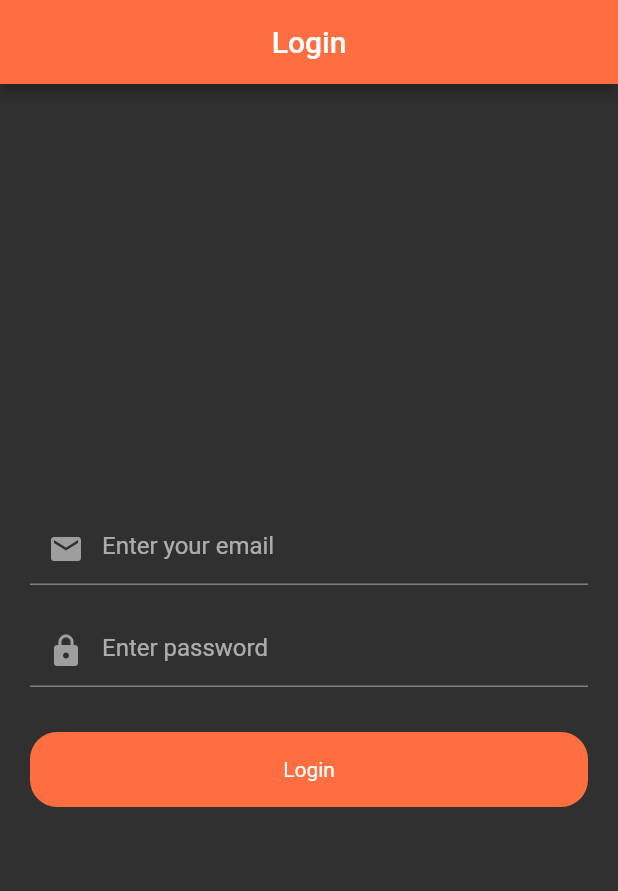
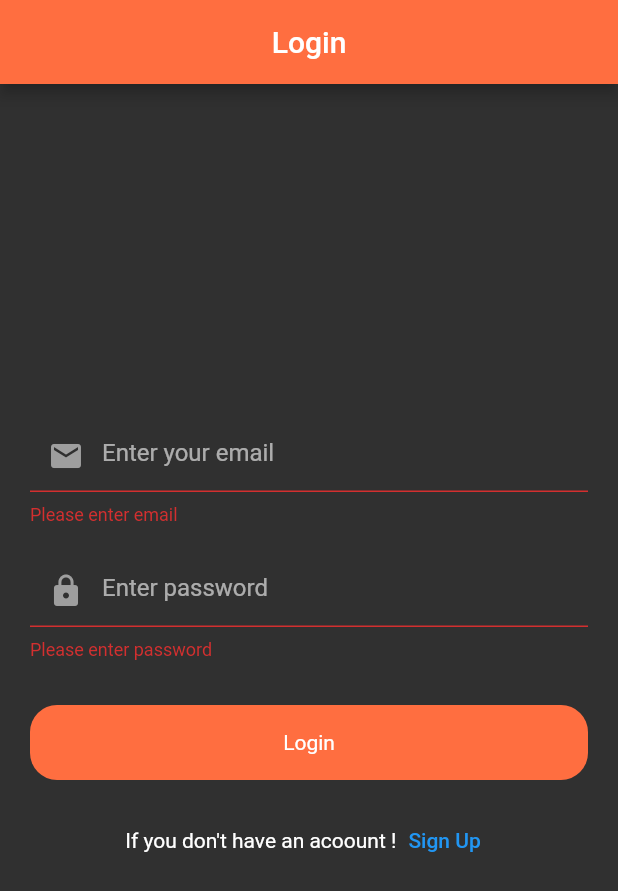
Before and after one commit to harsh23079/Todo_app, a Flutter app: the screen it shows after launch, after a tap on "Login", on a phone screen of 412 x 824 dp. Shown: the top 891 px of the screen. Run offline on Flutter 3.47's test engine with Material 2 defaults, Android fonts, the phone set to English and light mode, and no system bars; our stand-ins replace firebase_auth, firebase_core, fluttertoast; accounts and stored records are empty.

```diff
--- a/lib/firebase_services/splash_services.dart
+++ b/lib/firebase_services/splash_services.dart
@@ -1,13 +1,24 @@
 import 'dart:async';
 
+import 'package:firebase_auth/firebase_auth.dart';
 import 'package:flutter/material.dart';
-import 'package:todo/ui/auth/front.dart';
+import 'package:todo/screen/to_do_list.dart';
+import 'package:todo/ui/auth/login.dart';
+
+FirebaseAuth auth = FirebaseAuth.instance;
 
 class SplashServices {
   void isLogin(BuildContext context) {
-    Timer(
-        const Duration(seconds: 3),
-        () => Navigator.push(
-            context, MaterialPageRoute(builder: (context) => LoginPage())));
+    if (auth.currentUser != null) {
+      Timer(
+          const Duration(seconds: 3),
+          () => Navigator.push(
+              context, MaterialPageRoute(builder: (context) => ToDoList())));
+    } else {
+      Timer(
+          const Duration(seconds: 3),
+          () => Navigator.push(
+              context, MaterialPageRoute(builder: (context) => LoginPage())));
+    }
   }
 }
--- a/lib/ui/auth/front.dart
+++ /dev/null
@@ -1,83 +0,0 @@
-import 'package:flutter/material.dart';
-import 'package:todo/widget/round_button.dart';
-
-class LoginPage extends StatefulWidget {
-  const LoginPage({super.key});
-
-  @override
-  State<LoginPage> createState() => _LoginPageState();
-}
-
-class _LoginPageState extends State<LoginPage> {
-  final _formKey = GlobalKey<FormState>();
-
-  final emailController = TextEditingController();
-  final passwordController = TextEditingController();
-  void dispose() {
-    super.dispose();
-    emailController.dispose();
-    passwordController.dispose();
-  }
-
-  @override
-  Widget build(BuildContext context) {
-    return Scaffold(
-      appBar: AppBar(
-        automaticallyImplyLeading: false,
-        backgroundColor: Colors.deepOrangeAccent,
-        title: Center(child: Text("Login")),
-      ),
-      body: Padding(
-        padding: EdgeInsets.symmetric(horizontal: 20),
-        child: Column(
-          mainAxisAlignment: MainAxisAlignment.center,
-          crossAxisAlignment: CrossAxisAlignment.center,
-          children: [
-            Form(
-                key: _formKey,
-                child: Column(
-                  children: [
-                    TextFormField(
-                      cursorColor: Colors.deepOrangeAccent,
-                      controller: emailController,
-                      decoration: InputDecoration(
-                          hintText: "Enter your email",
-                          focusedBorder: UnderlineInputBorder(
-                            borderSide: BorderSide(color: Colors.grey),
-                          ),
-                          prefixIcon: Icon(
-                            Icons.email,
-                            color: Colors.grey,
-                          )),
-                      onChanged: (value) {},
-                    ),
-                    SizedBox(
-                      height: 20,
-                    ),
-                    TextFormField(
-                      cursorColor: Colors.deepOrangeAccent,
-                      controller: passwordController,
-                      obscureText: true,
-                      decoration: InputDecoration(
-                        hintText: "Enter password",
-                        focusedBorder: UnderlineInputBorder(
-                          borderSide: BorderSide(color: Colors.grey),
-                        ),
-                        prefixIcon: Icon(
-                          Icons.lock,
-                          color: Colors.grey,
-                        ),
-                      ),
-                    ),
-                    SizedBox(
-                      height: 30,
-                    ),
-                  ],
-                )),
-            RoundButton("Login", () {}),
-          ],
-        ),
-      ),
-    );
-  }
-}
--- /dev/null
+++ b/lib/ui/auth/login.dart
@@ -0,0 +1,149 @@
+import 'package:firebase_auth/firebase_auth.dart';
+import 'package:flutter/material.dart';
+import 'package:flutter/services.dart';
+import 'package:todo/screen/to_do_list.dart';
+import 'package:todo/ui/auth/sign_up.dart';
+import 'package:todo/utils/utility.dart';
+import 'package:todo/widget/round_button.dart';
+
+class LoginPage extends StatefulWidget {
+  const LoginPage({super.key});
+
+  @override
+  State<LoginPage> createState() => _LoginPageState();
+}
+
+class _LoginPageState extends State<LoginPage> {
+  final _formKey = GlobalKey<FormState>();
+
+  final emailController = TextEditingController();
+  final passwordController = TextEditingController();
+  FirebaseAuth _auth = FirebaseAuth.instance;
+  bool loading = false;
+  void dispose() {
+    super.dispose();
+    emailController.dispose();
+    passwordController.dispose();
+  }
+
+  @override
+  Widget build(BuildContext context) {
+    return WillPopScope(
+      onWillPop: () async {
+        SystemNavigator.pop();
+        return true;
+      },
+      child: Scaffold(
+        appBar: AppBar(
+          automaticallyImplyLeading: false,
+          backgroundColor: Colors.deepOrangeAccent,
+          title: Center(child: Text("Login")),
+        ),
+        body: Padding(
+          padding: EdgeInsets.symmetric(horizontal: 20),
+          child: Column(
+            mainAxisAlignment: MainAxisAlignment.center,
+            crossAxisAlignment: CrossAxisAlignment.center,
+            children: [
+              Form(
+                  key: _formKey,
+                  child: Column(
+                    children: [
+                      TextFormField(
+                        keyboardType: TextInputType.emailAddress,
+                        cursorColor: Colors.deepOrangeAccent,
+                        controller: emailController,
+                        validator: (value) {
+                          if (value == null || value.isEmpty) {
+                            return 'Please enter email';
+                          }
+                          return null;
+                        },
+                        decoration: InputDecoration(
+                            hintText: "Enter your email",
+                            focusedBorder: UnderlineInputBorder(
+                              borderSide: BorderSide(color: Colors.grey),
+                            ),
+                            prefixIcon: Icon(
+                              Icons.email,
+                              color: Colors.grey,
+                            )),
+                        onChanged: (value) {},
+                      ),
+                      SizedBox(
+                        height: 20,
+                      ),
+                      TextFormField(
+                        keyboardType: TextInputType.text,
+                        cursorColor: Colors.deepOrangeAccent,
+                        controller: passwordController,
+                        obscureText: true,
+                        validator: (value) {
+                          if (value == null || value.isEmpty) {
+                            return "Please enter password";
+                          } else
+                            return null;
+                        },
+                        decoration: InputDecoration(
+                          hintText: "Enter password",
+                          focusedBorder: UnderlineInputBorder(
+                            borderSide: BorderSide(color: Colors.grey),
+                          ),
+                          prefixIcon: Icon(
+                            Icons.lock,
+                            color: Colors.grey,
+                          ),
+                        ),
+                      ),
+                      SizedBox(
+                        height: 30,
+                      ),
+                    ],
+                  )),
+              RoundButton("Login", loading, () {
+                if (_formKey.currentState!.validate()) {
+                  setState(() {
+                    loading = true;
+                  });
+                  _auth
+                      .signInWithEmailAndPassword(
+                          email: emailController.text.toString(),
+                          password: passwordController.text.toString())
+                      .then((value) {
+                    Utils().toastMessage(value.user!.email.toString(), true);
+                    setState(() {
+                      loading = false;
+                    });
+                    Navigator.push(context,
+                        MaterialPageRoute(builder: (context) => ToDoList()));
+                  }).onError((error, stackTrace) {
+                    setState(() {
+                      loading = false;
+                    });
+                    Utils().toastMessage(error.toString(), false);
+                  });
+                }
+              }),
+              SizedBox(
+                height: 80,
+                child:
+                    Row(mainAxisAlignment: MainAxisAlignment.center, children: [
+                  Text("If you don't have an acoount !"),
+                  TextButton(
+                      onPressed: () {
+                        Navigator.push(
+                          context,
+                          MaterialPageRoute(
+                              builder: (context) => const SignUp()),
+                        );
+                      },
+                      child: Text("Sign Up"))
+                ]),
+              )
+            ],
+          ),
+        ),
+      ),
+    );
+  }
+}
--- a/lib/widget/round_button.dart
+++ b/lib/widget/round_button.dart
@@ -3,7 +3,8 @@ import 'package:flutter/material.dart';
 class RoundButton extends StatefulWidget {
   final String title;
   final VoidCallback onTap;
-  const RoundButton(this.title, this.onTap, {super.key});
+  final bool loading;
+  const RoundButton(this.title, this.loading, this.onTap, {super.key});
 
   @override
   State<RoundButton> createState() => _RoundButtonState();
@@ -20,10 +21,12 @@ class _RoundButtonState extends State<RoundButton> {
             color: Colors.deepOrangeAccent,
             borderRadius: BorderRadius.circular(18)),
         child: Center(
-          child: Text(
-            widget.title,
-            style: TextStyle(color: Colors.white),
-          ),
+          child: widget.loading
+              ? CircularProgressIndicator()
+              : Text(
+                  widget.title,
+                  style: TextStyle(color: Colors.white),
+                ),
         ),
       ),
     );
```
Also changed, not shown: lib/screen/to_do_list.dart (+16 -0 lines), lib/ui/auth/sign_up.dart (added, +139 -0 lines), lib/utils/utility.dart (added, +15 -0 lines).
